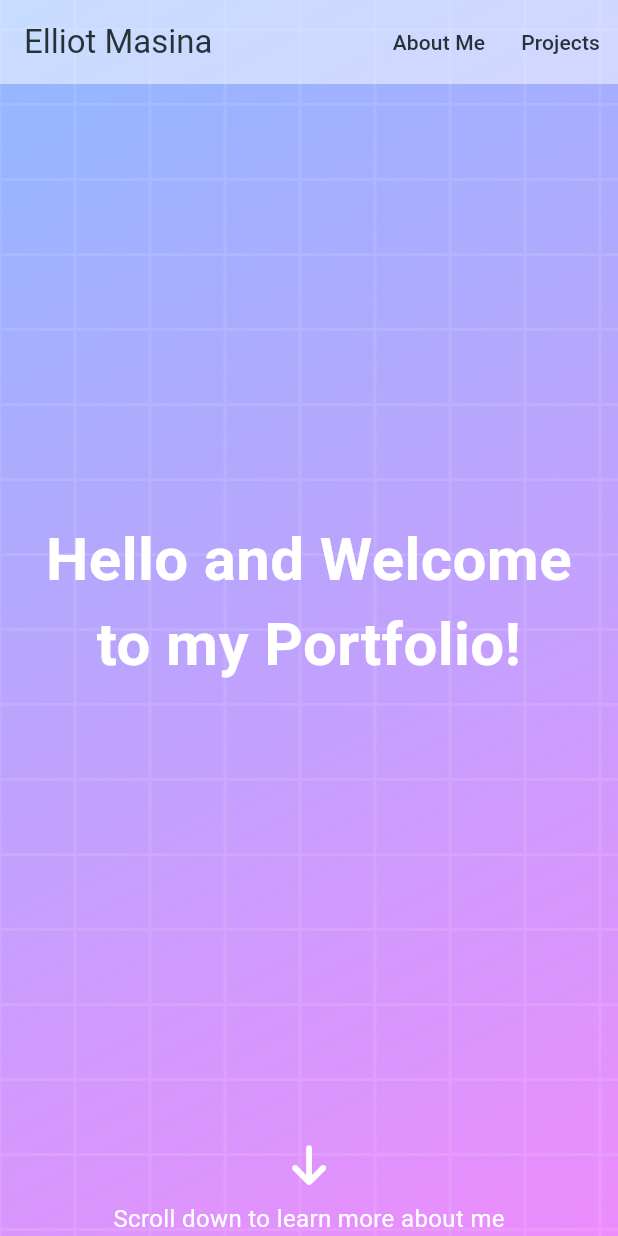
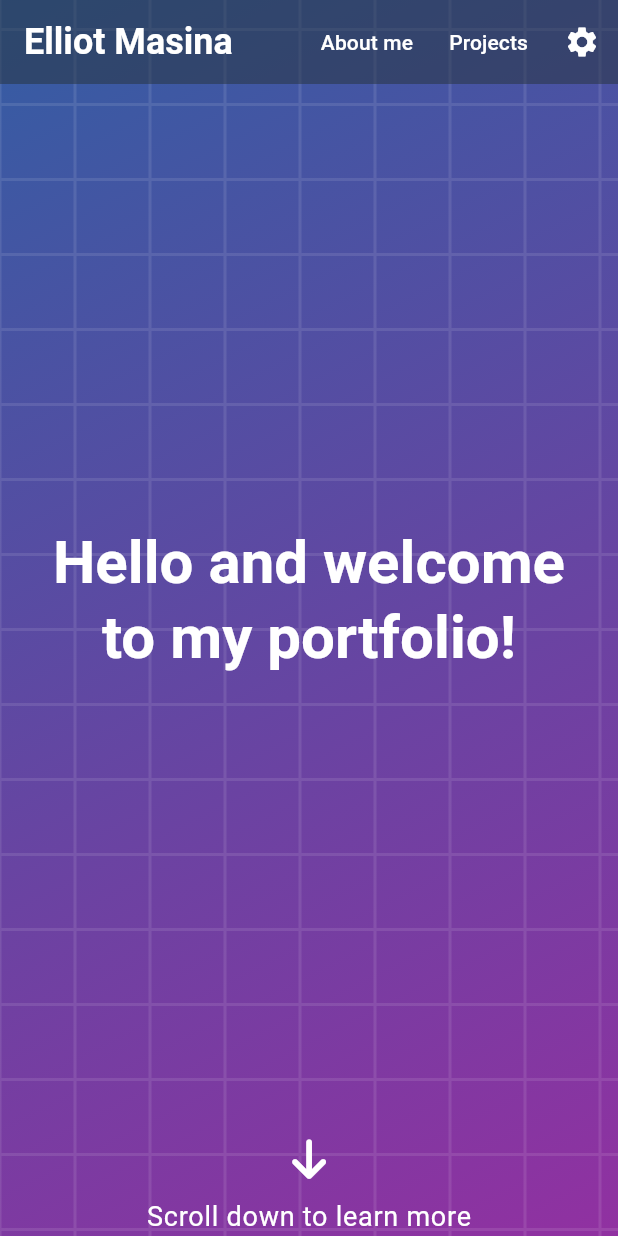
Before and after one commit to bobis33/Portfolio, a Flutter app: the screen it shows after launch, after a tap on "Elliot Masina", on a phone screen of 412 x 824 dp. Run offline on Flutter 3.47's test engine with Material 3 defaults, Android fonts, the phone set to English and light mode, and no system bars; our stand-ins replace carousel_slider, flutter_translate, font_awesome_flutter, url_strategy; missing offline and left inert: dart:html.

Commit message:
[FEAT]: translation, clean theme and code

```diff
--- a/lib/layouts/main_layout.dart
+++ b/lib/layouts/main_layout.dart
@@ -1,5 +1,7 @@
 import 'package:flutter/material.dart';
 import 'package:font_awesome_flutter/font_awesome_flutter.dart';
+import 'package:flutter_translate/flutter_translate.dart';
+import 'package:portfolio/models/common.dart';
 
 import '/models/social.dart';
 import '/sections/sections_manager.dart';
@@ -8,10 +10,36 @@ import '/utils/scroll.dart';
 import '/widgets/text_button_icon.dart';
 
 
+Widget gradientAlertDialog(BuildContext context, List<Widget> actions) {
+  return Dialog(
+    elevation: 0,
+    child: Container(
+      decoration: BoxDecoration(
+        border: Border.all(color: Colors.transparent),
+        gradient: const LinearGradient(
+          colors: [Colors.blueAccent, Colors.purpleAccent],
+          begin: Alignment.topLeft,
+          end: Alignment.bottomRight,
+        ),
+        borderRadius: BorderRadius.circular(16),
+      ),
+      child: Padding(
+        padding: const EdgeInsets.all(16.0),
+        child: Column(
+          mainAxisSize: MainAxisSize.min,
+          children: <Widget>[
+            ...actions,
+          ],
+        ),
+      ),
+    ),
+  );
+}
+
 Widget navbarTextButton(BuildContext context, String text, void Function() onPressed) {
   return TextButton(
     style: TextButton.styleFrom(
-      foregroundColor: Theme.of(context).colorScheme.onSurface,
+      foregroundColor: Colors.white,
     ),
     onPressed: onPressed,
     child: Text(text),
@@ -29,11 +57,58 @@ AppBar header(BuildContext context, ScrollController scrollController, List<Glob
           curve: Curves.ease,
         );
       },
-      child: const Text('Elliot Masina'),
+      child: const Text('Elliot Masina', style: TextStyle(color: Colors.white)),
     ),
     actions: <Widget>[
-      navbarTextButton(context, 'About Me', () { scrollToSection(scrollController, keys[1]); }),
-      navbarTextButton(context, 'Projects', () { scrollToSection(scrollController, keys[2]); }),
+      navbarTextButton(context, translate('aboutMe'), () { scrollToSection(scrollController, keys[1]); }),
+      navbarTextButton(context, translate('projects'), () { scrollToSection(scrollController, keys[2]); }),
+      Theme(
+        data: Theme.of(context).copyWith(
+          popupMenuTheme: PopupMenuThemeData(
+            color: Theme.of(context).colorScheme.onPrimaryContainer.withOpacity(0.5),
+          ),
+        ),
+        child: PopupMenuButton<String>(
+          elevation: 0,
+          offset: const Offset(0, 48),
+          tooltip: '',
+          icon: const Icon(Icons.settings),
+          onSelected: (value) {
+            if (value == 'language') {
+              showDialog(
+                context: context,
+                builder: (BuildContext context) {
+                  return gradientAlertDialog(
+                    context,
+                    <Widget>[
+                      TextButton(
+                        onPressed: () {
+                          changeLocale(context, LangEnum.en_US.name);
+                          Navigator.of(context).pop();
+                        },
+                        child: Text(translate('en')),
+                      ),
+                      TextButton(
+                        onPressed: () {
+                          changeLocale(context, LangEnum.fr_FR.name);
+                          Navigator.of(context).pop();
+                        },
+                        child: Text(translate('fr')),
+                      ),
+                    ],
+                  );
+                },
+              );
+            }
+          },
+          itemBuilder: (BuildContext context) => <PopupMenuEntry<String>>[
+            PopupMenuItem<String>(
+              value: 'language',
+              child: Text(translate('changeLanguage')),
+            ),
+          ],
+        ),
+      ),
     ],
   );
 }
@@ -44,7 +119,7 @@ Widget footer(BuildContext context) {
     child: Column(
       mainAxisAlignment: MainAxisAlignment.center,
       children: [
-        const Text('Made with Flutter.', style: TextStyle(fontSize: 16)),
+        Text(translate('madeWithFlutter'), style: Theme.of(context).textTheme.labelLarge),
         const SizedBox(height: 10),
         Row(
           mainAxisAlignment: MainAxisAlignment.center,
@@ -56,7 +131,7 @@ Widget footer(BuildContext context) {
                 textButtonIcon(
                     context,
                     FaIcon(socialLink.icon, color: socialLink.color, size: 15),
-                    Text(socialLink.label, style: const TextStyle(fontSize: 10)),
+                    Text(socialLink.label, style: Theme.of(context).textTheme.labelMedium),
                         () { onPressedLaunchUrl(socialLink.url, context); }
                 ),
               ],
--- a/lib/main.dart
+++ b/lib/main.dart
@@ -1,6 +1,7 @@
 import 'package:flutter/material.dart';
 import 'package:flutter_localizations/flutter_localizations.dart';
 import 'package:flutter_translate/flutter_translate.dart';
+import 'package:portfolio/styles/text_themes.g.dart';
 import 'package:url_strategy/url_strategy.dart';
 
 import '/layouts/main_layout.dart';
@@ -44,9 +45,7 @@ class MainApp extends StatelessWidget {
           GlobalCupertinoLocalizations.delegate,
         ],
         supportedLocales: localizationDelegate.supportedLocales,
-        theme: ThemeData(useMaterial3: true, colorScheme: lightColorScheme),
-        darkTheme: ThemeData(useMaterial3: true, colorScheme: darkColorScheme),
-        themeMode: ThemeMode.system,
+        theme: ThemeData(useMaterial3: true, colorScheme: darkColorScheme, textTheme: textTheme),
         home: const SafeArea(
           child: MainLayout(),
         ),
--- a/lib/models/profile.dart
+++ b/lib/models/profile.dart
@@ -1,3 +1,6 @@
+import 'package:flutter_translate/flutter_translate.dart';
+
+
 class Profile {
   final String introduction;
   final String description;
@@ -16,15 +19,10 @@ class Profile {
 
 Profile getProfile() {
   return Profile(
-      introduction: 'Hello, I\'m Elliot Masina / Bobis33',
-      description: 'My name is Elliot Masina, I\'m 24 years old, and I\'m currently in my third year at EFREI.'
-          ' I\'ve always been passionate about computer science, with a particular interest in development, especially in low-level languages like C and C++.'
-          ' My journey has also led me to delve into the field of cybersecurity, where I regularly participate in CTF (Capture The Flag) competitions to hone my skills.\n\n'
-          'In addition, I have a strong passion for graphics programming, whether it\'s for game development or 3D modeling.'
-          ' I\'ve had the opportunity to create a graphics engine in C++ using Vulkan, an experience that allowed me to push my technical boundaries.'
-          'Currently, I\'m working on a real-time strategy (RTS) game project with Unreal Engine in C++, a challenge I approach with both enthusiasm and precision.',
+      introduction: translate('profile.introduction'),
+      description: translate('profile.description'),
       imageUrl: 'assets/images/profile.png',
       cvUrl: 'assets/assets/pdf/cv.pdf',
-      skills: ["C", "C++", "Vulkan", "Unreal Engine", "Cybersecurity", "CTF", "3D Modeling"],
+      skills: ["Git", "C", "C++", "Python", "HTML", "JavaScript", "Dart", "Node.js", "CSS", "Angular", "React", "Flutter", "Docker", "MySQL", "MongoDB"],
   );
 }
--- a/lib/models/project.dart
+++ b/lib/models/project.dart
@@ -14,7 +14,7 @@ List<Project> getProjects() {
   return <Project>[
     Project(
       name: 'VEngine',
-      description: 'A game engine made in C++ with Vulkan.',
+      description: 'A graphic engine made in C++ with Vulkan.',
       projectUrl: 'https://github.com/bobis33/vengine',
     ),
     Project(
@@ -24,22 +24,22 @@ List<Project> getProjects() {
     ),
     Project(
       name: 'RayTracer',
-      description: 'Ray tracing is a technique used to generate realistic digital images by simulating the inverse path of light. Goal of this project is to create a program able to generate an image from a file describing the scene. Made in C++.',
+      description: 'Render an image using the ray tracing technique. Made in C++.',
       projectUrl: 'https://github.com/bobis33/RayTracer',
     ),
     Project(
       name: 'MyFTP',
-      description: 'The goal of this project is to create a FTP server RFC959 compliant. The network communication will be achieved through the use of TCP sockets. Made in C.',
+      description: 'A FTP server RFC959 compliant. The network communication will be achieved through the use of TCP sockets. Made in C.',
       projectUrl: 'https://github.com/bobis33/MyFTP',
     ),
     Project(
       name: 'MyRPG',
-      description: 'The goal of this project is to create a small video game in C with the CSFML library. The game must follow the rules of a RPG (Role Playing Game).',
+      description: 'Small video game in C with the CSFML library. The game must follow the rules of a RPG (Role Playing Game).',
       projectUrl: 'https://github.com/bobis33/MyRPG',
     ),
     Project(
       name: 'MiniShell',
-      description: 'The goal of this project is to create a simple shell(like TCSH or BASH). Made in C.',
+      description: 'Simple shell like TCSH. Made in C.',
       projectUrl: 'https://github.com/bobis33/MiniShell',
     ),
     Project(
--- a/lib/sections/about_me_section.dart
+++ b/lib/sections/about_me_section.dart
@@ -1,4 +1,5 @@
 import 'package:flutter/material.dart';
+import 'package:flutter_translate/flutter_translate.dart';
 import 'package:font_awesome_flutter/font_awesome_flutter.dart';
 import 'package:portfolio/models/social.dart';
 import 'package:portfolio/widgets/text_button_icon.dart';
@@ -7,66 +8,24 @@ import 'dart:html' as html;
 import '/models/profile.dart';
 import '/utils/on_pressed_launch_url.dart';
 
-Widget keyFactWidget(BuildContext context, IconData icon, String label, String value) {
-  return Row(
-    mainAxisAlignment: MainAxisAlignment.start,
-    children: [
-      Icon(icon, color: Colors.blueAccent),
-      const SizedBox(width: 10),
-      Text(
-        '$label: ',
-        style: const TextStyle(
-          fontSize: 20,
-          fontWeight: FontWeight.bold,
-          color: Colors.white,
-        ),
-      ),
-      Text(
-        value,
-        style: const TextStyle(
-          fontSize: 20,
-          color: Colors.white,
-        ),
-      ),
-    ],
-  );
-}
 
-class AboutMeSection extends StatelessWidget {
-  AboutMeSection({super.key});
+Widget leftSide(BuildContext context, Profile profile) {
 
-  final Profile profile = getProfile();
+  final TextTheme textTheme = Theme.of(context).textTheme;
 
-  @override
-  Widget build(BuildContext context) {
-    return Padding(
-      padding: EdgeInsets.symmetric(vertical: MediaQuery.of(context).size.height / 4),
-      child: Column(
-        mainAxisAlignment: MainAxisAlignment.start,
-        crossAxisAlignment: CrossAxisAlignment.start,
-        children: [
-          Row(
-            children: [
-              Expanded(
+  return Expanded(
     flex: 5,
     child: Column(
       crossAxisAlignment: CrossAxisAlignment.start,
       children: [
         Text(
           profile.introduction,
-                      style: const TextStyle(
-                        fontSize: 30,
-                        fontWeight: FontWeight.bold,
-                        color: Colors.white,
-                      ),
+          style: textTheme.displayLarge,
         ),
         const SizedBox(height: 20),
         Text(
           profile.description,
-                      style: const TextStyle(
-                        fontSize: 18,
-                        color: Colors.white,
-                      ),
+          style: textTheme.bodyLarge,
         ),
         const SizedBox(height: 40),
         Row(
@@ -74,9 +33,9 @@ class AboutMeSection extends StatelessWidget {
           children: [
             textButtonIcon(
               context,
-                          const FaIcon(FontAwesomeIcons.file),
-                          const Text('View My CV',
-                            style: TextStyle(color: Colors.white, fontSize: 14),
+              const FaIcon(FontAwesomeIcons.file, color: Colors.white),
+              Text(translate('viewCV'),
+                style: textTheme.labelLarge,
               ),
                   () {
                 html.window.open(profile.cvUrl, '_blank');
@@ -85,9 +44,9 @@ class AboutMeSection extends StatelessWidget {
             const SizedBox(width: 10),
             textButtonIcon(
               context,
-                          const FaIcon(FontAwesomeIcons.download),
-                          const Text('Download My CV',
-                              style: TextStyle(color: Colors.white, fontSize: 14),
+              const FaIcon(FontAwesomeIcons.download, color: Colors.white),
+              Text(translate('dlCV'),
+                style: textTheme.labelLarge,
               ),
                   () {
                 html.AnchorElement(href: profile.cvUrl)
@@ -99,9 +58,11 @@ class AboutMeSection extends StatelessWidget {
         ),
       ],
     ),
-              ),
-              const SizedBox(width: 30),
-              Expanded(
+  );
+}
+
+Widget rightSide(BuildContext context, Profile profile) {
+  return Expanded(
     flex: 2,
     child: Column(
       mainAxisAlignment: MainAxisAlignment.start,
@@ -126,7 +87,7 @@ class AboutMeSection extends StatelessWidget {
                       context,
                       FaIcon(socialLink.icon, color: socialLink.color),
                       Text(socialLink.label,
-                                    style: const TextStyle(color: Colors.white, fontSize: 14),
+                        style: Theme.of(context).textTheme.labelLarge,
                       ),
                           () {onPressedLaunchUrl(socialLink.url, context);}
                   ),
@@ -137,17 +98,36 @@ class AboutMeSection extends StatelessWidget {
         ),
       ],
     ),
-              ),
+  );
+}
+
+class AboutMeSection extends StatelessWidget {
+  AboutMeSection({super.key});
+
+  final Profile profile = getProfile();
+
+  @override
+  Widget build(BuildContext context) {
+
+    final TextTheme textTheme = Theme.of(context).textTheme;
+
+    return Padding(
+      padding: EdgeInsets.symmetric(vertical: MediaQuery.of(context).size.height / 4),
+      child: Column(
+        mainAxisAlignment: MainAxisAlignment.start,
+        crossAxisAlignment: CrossAxisAlignment.start,
+        children: [
+          Row(
+            children: [
+              leftSide(context, profile),
+              const SizedBox(width: 30),
+              rightSide(context, profile),
             ],
           ),
           const SizedBox(height: 40),
-          const Text(
-            'Languages & Tools:',
-            style: TextStyle(
-              fontSize: 24,
-              fontWeight: FontWeight.bold,
-              color: Colors.white,
-            ),
+          Text(
+            translate('languages&tools'),
+            style: textTheme.titleLarge,
           ),
           const SizedBox(height: 10),
           Wrap(
@@ -162,6 +142,9 @@ class AboutMeSection extends StatelessWidget {
                   ),
                 ),
                 backgroundColor: Colors.blueAccent,
+                side: const BorderSide(
+                  style: BorderStyle.none,
+                ),
               );
             }).toList(),
           ),
--- a/lib/sections/projects_section.dart
+++ b/lib/sections/projects_section.dart
@@ -1,4 +1,5 @@
 import 'package:flutter/material.dart';
+import 'package:flutter_translate/flutter_translate.dart';
 import 'package:font_awesome_flutter/font_awesome_flutter.dart';
 import 'package:portfolio/widgets/text_button_icon.dart';
 import 'package:carousel_slider/carousel_slider.dart';
@@ -8,11 +9,8 @@ import '/utils/on_pressed_launch_url.dart';
 import '/widgets/card.dart';
 
 
-Widget projectContainer(BuildContext context, Project project, int index) {
-  final Size contextSize = MediaQuery.of(context).size;
-
+Widget projectContainer(BuildContext context, Project project, Size contextSize) {
   return card(
-    context,
     contextSize.width / 2.4,
     contextSize.height / 1.8,
     Padding(
@@ -22,19 +20,16 @@ Widget projectContainer(BuildContext context, Project project, int index) {
           const SizedBox(height: 20),
           Text(
             project.name,
-            style: const TextStyle(
-              fontSize: 30,
-              fontWeight: FontWeight.bold,
-            ),
+            style: Theme.of(context).textTheme.titleLarge,
           ),
           SizedBox(height: contextSize.height / 20),
           Expanded(
               child: SingleChildScrollView(
-                child:           ConstrainedBox(
+                child: ConstrainedBox(
                   constraints: const BoxConstraints(maxWidth: 400),
                   child: Text(
                     project.description,
-                    style: const TextStyle(fontSize: 16.0),
+                    style: Theme.of(context).textTheme.bodyLarge,
                     textAlign: TextAlign.center,
                   ),
                 ),
@@ -43,8 +38,8 @@ Widget projectContainer(BuildContext context, Project project, int index) {
           const SizedBox(height: 20),
           textButtonIcon(
               context,
-              const FaIcon(FontAwesomeIcons.github),
-              const Text('Source code'),
+              const FaIcon(FontAwesomeIcons.github, color: Color(0xFF24292E)),
+              Text(translate('sourceCode'), style: Theme.of(context).textTheme.labelLarge),
                   () { onPressedLaunchUrl(project.projectUrl, context); }
           ),
           const SizedBox(height: 5),
@@ -54,7 +49,6 @@ Widget projectContainer(BuildContext context, Project project, int index) {
   );
 }
 
-
 class ProjectsSection extends StatelessWidget {
   ProjectsSection({super.key});
 
@@ -62,14 +56,20 @@ class ProjectsSection extends StatelessWidget {
 
   @override
   Widget build(BuildContext context) {
+    final Size contextSize = MediaQuery.of(context).size;
+
     return Padding(
-      padding: EdgeInsets.only(bottom: MediaQuery.of(context).size.height / 4),
+      padding: EdgeInsets.only(bottom: contextSize.height / 4),
       child: Column(
+        crossAxisAlignment: CrossAxisAlignment.center,
         children: <Widget>[
-          const Text('Projects Section'),
+          Text(translate('myProjects'), style: Theme.of(context).textTheme.headlineLarge),
+          const SizedBox(height: 10),
+          Text(translate('myProjects.subtitle'), style: Theme.of(context).textTheme.bodyLarge),
+          const SizedBox(height: 30),
           CarouselSlider(
             options: CarouselOptions(
-              height: MediaQuery.of(context).size.height * 6 / 10,
+              height: contextSize.height * 6 / 10,
               aspectRatio: 16 / 9,
               viewportFraction: 0.6,
               initialPage: 0,
@@ -85,7 +85,7 @@ class ProjectsSection extends StatelessWidget {
             items: projects.map((project) {
               return Builder(
                 builder: (BuildContext context) {
-                  return projectContainer(context, project, projects.indexOf(project));
+                  return projectContainer(context, project, contextSize);
                 },
               );
             }).toList(),
--- a/lib/sections/welcome_section.dart
+++ b/lib/sections/welcome_section.dart
@@ -1,4 +1,5 @@
 import 'package:flutter/material.dart';
+import 'package:flutter_translate/flutter_translate.dart';
 import 'package:font_awesome_flutter/font_awesome_flutter.dart';
 
 
@@ -49,6 +50,9 @@ class WelcomeSectionState extends State<WelcomeSection> with SingleTickerProvide
 
   @override
   Widget build(BuildContext context) {
+
+    TextTheme textTheme = Theme.of(context).textTheme;
+
     return SizedBox(
       width: double.infinity,
       height: MediaQuery.of(context).size.height,
@@ -60,13 +64,9 @@ class WelcomeSectionState extends State<WelcomeSection> with SingleTickerProvide
             opacity: _fadeInAnimation,
             child: SlideTransition(
               position: _slideUpAnimation,
-              child: const Text(
-                'Hello and Welcome to my Portfolio!',
-                style: TextStyle(
-                  fontSize: 40,
-                  fontWeight: FontWeight.bold,
-                  color: Colors.white,
-                ),
+              child: Text(
+                translate('helloAndWelcome'),
+                style: textTheme.headlineLarge,
                 textAlign: TextAlign.center,
               ),
             ),
@@ -91,12 +91,8 @@ class WelcomeSectionState extends State<WelcomeSection> with SingleTickerProvide
             opacity: _fadeInAnimation,
             child: SlideTransition(
               position: _slideUpAnimation,
-              child: const Text(
-                'Scroll down to learn more about me',
-                style: TextStyle(
-                  fontSize: 16,
-                  color: Colors.white,
-                ),
+              child: Text(translate('scrollDown'),
+                  style: textTheme.bodyLarge
               ),
             ),
           ),
--- a/lib/widgets/card.dart
+++ b/lib/widgets/card.dart
@@ -2,7 +2,7 @@ import 'package:flutter/material.dart';
 import 'dart:ui';
 
 
-Widget card(BuildContext context, double width, double height, Widget child) {
+Widget card(double width, double height, Widget child) {
   return ClipRRect(
     borderRadius: BorderRadius.circular(30),
     child: Container(
--- a/pubspec.yaml
+++ b/pubspec.yaml
@@ -13,7 +13,7 @@ dependencies:
     sdk: flutter
   flutter_localizations:
     sdk: flutter
-  flutter_translate: ^4.0.4
+  flutter_translate: ^4.1.0
   font_awesome_flutter: ^10.7.0
   url_launcher: ^6.0.6
   url_strategy: ^0.3.0
```
Also changed, not shown: assets/i18n/en.json (+17 -1 lines), assets/i18n/fr.json (+17 -1 lines), lib/styles/text_themes.g.dart (added). Lines whose indentation alone changed are shown as unchanged.
